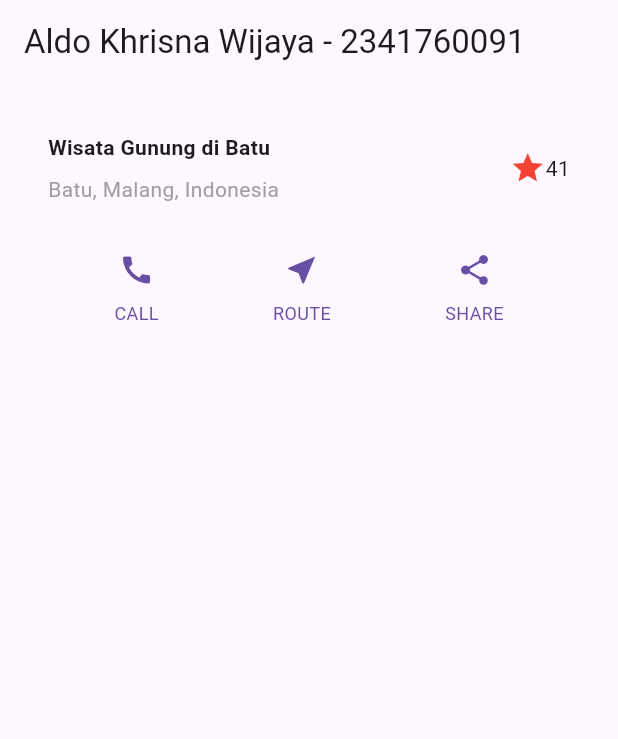
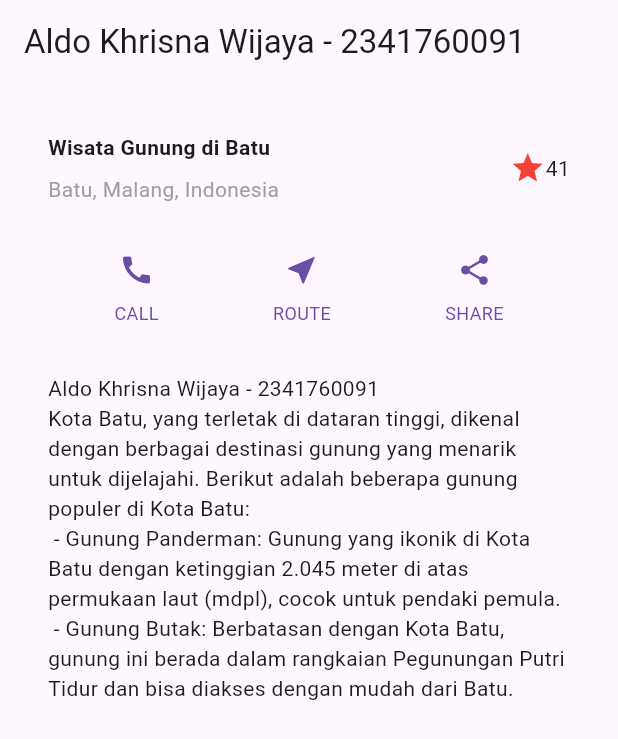
Before and after one commit to AlKhrisW/flutter-fundamental-part2, a Flutter app: the screen it shows after launch, on a phone screen of 412 x 824 dp. Shown: the top 739 px of the screen. Run offline on Flutter 3.47's test engine with Material 3 defaults, Android fonts, the phone set to English and light mode, and no system bars.

Commit message:
Modifikasi main (Implementasi text section)

```diff
--- a/lib/main.dart
+++ b/lib/main.dart
@@ -56,6 +56,17 @@ class MyApp extends StatelessWidget {
       ],
     );
 
+    Widget textSection = Container(
+      padding: const EdgeInsets.all(32),
+      child: const Text(
+        'Aldo Khrisna Wijaya - 2341760091\n'
+        'Kota Batu, yang terletak di dataran tinggi, dikenal dengan berbagai destinasi gunung yang menarik untuk dijelajahi. Berikut adalah beberapa gunung populer di Kota Batu:\n'
+        ' - Gunung Panderman: Gunung yang ikonik di Kota Batu dengan ketinggian 2.045 meter di atas permukaan laut (mdpl), cocok untuk pendaki pemula.\n'
+        ' - Gunung Butak: Berbatasan dengan Kota Batu, gunung ini berada dalam rangkaian Pegunungan Putri Tidur dan bisa diakses dengan mudah dari Batu.\n',
+        softWrap: true,
+      ),
+    );
+
     return MaterialApp(
       title: 'Flutter layout: Nama dan NIM Anda',
       home: Scaffold(
@@ -66,6 +77,7 @@ class MyApp extends StatelessWidget {
           children: [
             titleSection,
             buttonSection,
+            textSection,
           ],
         )
       ),
```
